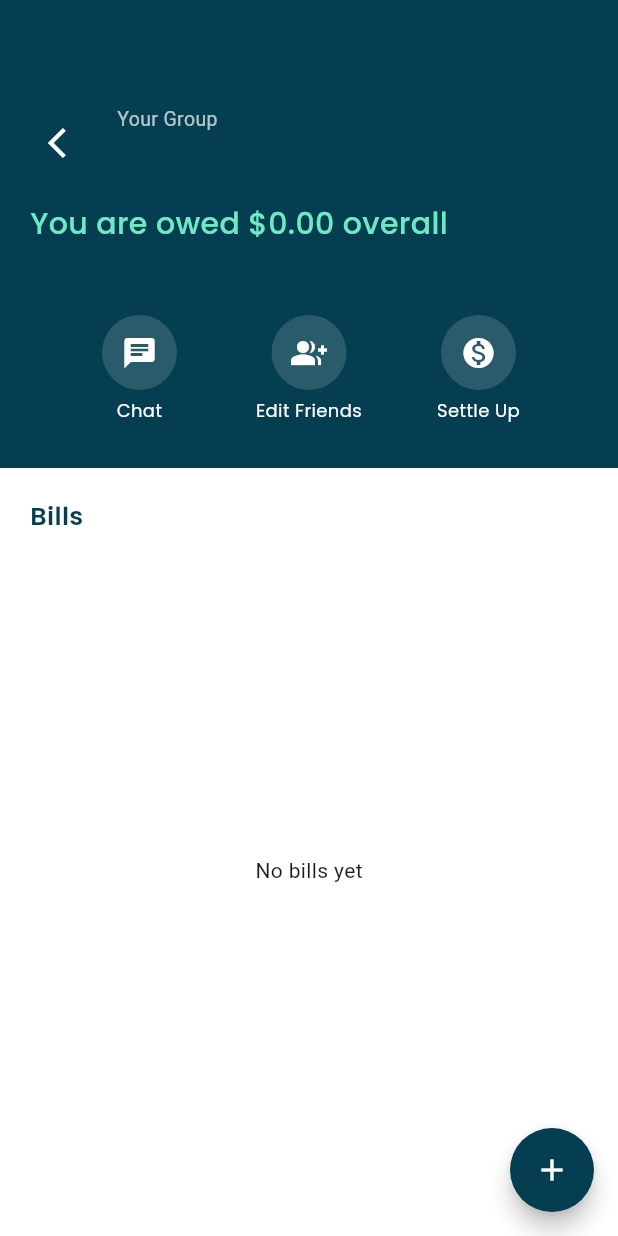
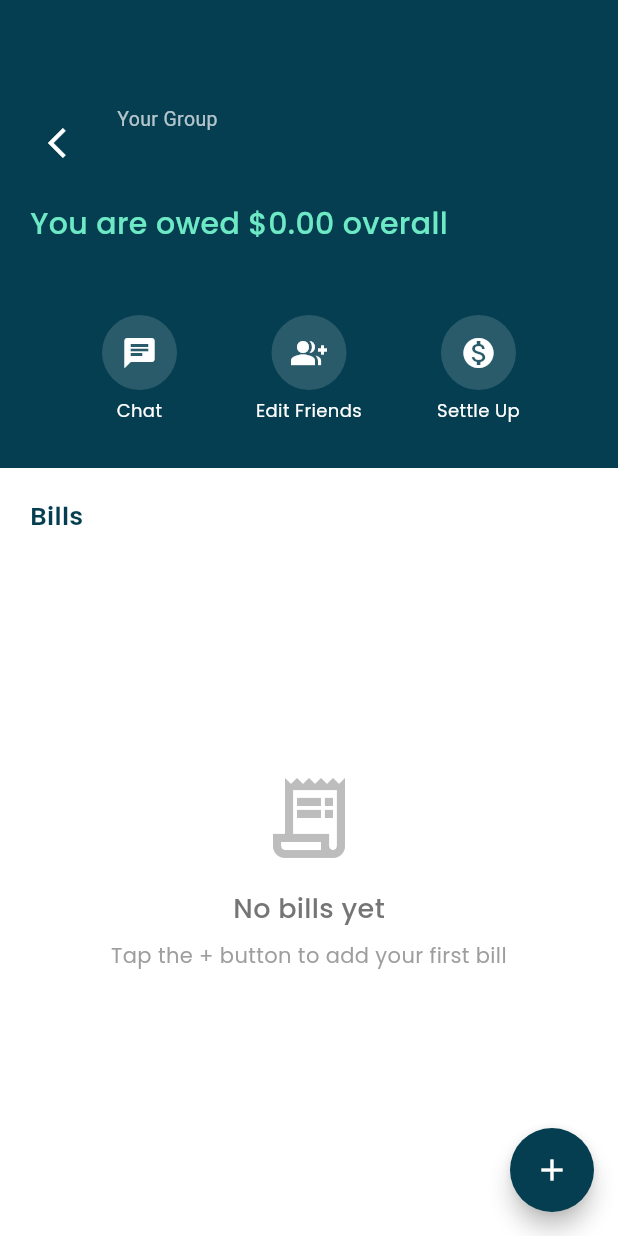
Before and after one commit to KugleBlitz007/SplitGasy, a Flutter app: the GroupPage screen opened directly with empty values, on a phone screen of 412 x 824 dp. Run offline on Flutter 3.47's test engine with Material 3 defaults, Android fonts, the phone set to English and light mode, and no system bars; our stand-ins replace cloud_firestore, firebase_auth, firebase_core, flutter_dotenv, google_fonts, google_sign_in; accounts and stored records are empty.

Commit message:
Improve UI elements

```diff
--- a/lib/pages/group_page.dart
+++ b/lib/pages/group_page.dart
@@ -313,7 +313,36 @@ class GroupPage extends StatelessWidget {
 
                             final bills = snapshot.data!.docs;
                             if (bills.isEmpty) {
-                              return const Center(child: Text('No bills yet'));
+                              return Center(
+                                child: Column(
+                                  mainAxisAlignment: MainAxisAlignment.center,
+                                  children: [
+                                    Icon(
+                                      Icons.receipt_long_outlined,
+                                      size: 64,
+                                      color: Colors.grey[400],
+                                    ),
+                                    const SizedBox(height: 16),
+                                    Text(
+                                      "No bills yet",
+                                      style: GoogleFonts.poppins(
+                                        fontSize: 18,
+                                        color: Colors.grey[600],
+                                        fontWeight: FontWeight.w500,
+                                      ),
+                                    ),
+                                    const SizedBox(height: 8),
+                                    Text(
+                                      "Tap the + button to add your first bill",
+                                      style: GoogleFonts.poppins(
+                                        fontSize: 14,
+                                        color: Colors.grey[500],
+                                      ),
+                                      textAlign: TextAlign.center,
+                                    ),
+                                  ],
+                                ),
+                              );
                             }
 
                             return ListView.builder(
```
Also changed, not shown: lib/components/group_list_item.dart (+137 -31 lines).
